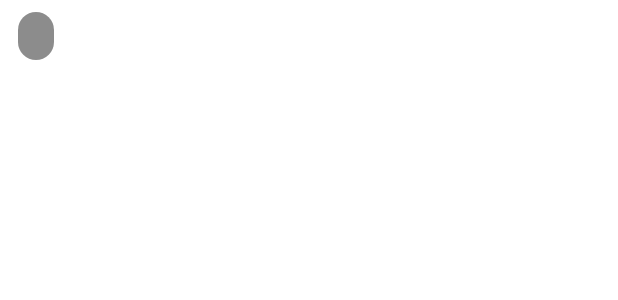
After one commit to dpdms529/JMT, an Android app: the layout chip.xml on its own in the app's theme, with its tools: preview values and no code run, on a phone screen of 412 x 824 dp. The commit adds this screen. Shown: the top 300 px of the screen. Run offline under Robolectric (Android 15) with nearby library versions, the phone set to English and light mode, and no system bars.

Commit message:
Add menu chips

```diff
--- /dev/null
+++ b/app/src/main/res/layout/chip.xml
@@ -0,0 +1,12 @@
+<?xml version="1.0" encoding="utf-8"?>
+<com.google.android.material.chip.Chip
+    xmlns:android="http://schemas.android.com/apk/res/android"
+    xmlns:app="http://schemas.android.com/apk/res-auto"
+    android:layout_width="wrap_content"
+    android:layout_height="wrap_content"
+    android:gravity="center"
+    android:paddingLeft="8dp"
+    android:paddingRight="8dp"
+    style="@style/Widget.MaterialComponents.Chip.Choice"
+    android:textAppearance="?android:attr/textAppearance"
+    app:chipBackgroundColor="@color/gray" />
--- a/app/src/main/res/layout/fragment_store_detail.xml
+++ b/app/src/main/res/layout/fragment_store_detail.xml
@@ -21,6 +21,7 @@
             android:text="히유히유" />
 
         <com.google.android.material.chip.ChipGroup
+            android:id="@+id/chip_group"
             android:layout_width="wrap_content"
             android:layout_height="wrap_content"
             android:layout_gravity="center">
```
Also changed, not shown: app/src/main/java/org/techtown/jmt/MyList.java (+31 -3 lines), app/src/main/java/org/techtown/jmt/StoreDetail.java (+33 -0 lines).
